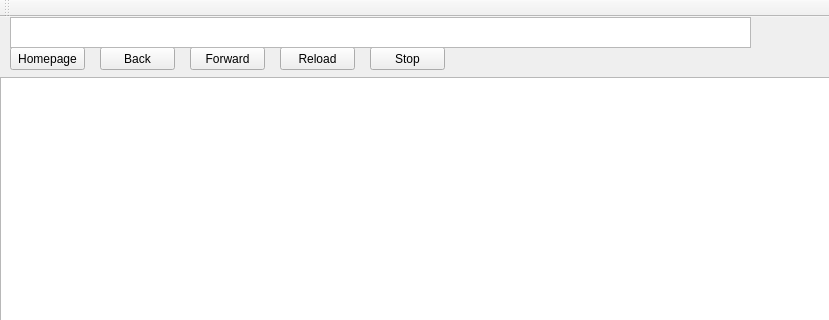
Before: the Qt Designer form mainWindow.ui in AlexeyKor/SmallBrowser, drawn with Qt 5; both pictures show x 0 to 829 and y 0 to 320 of the 829 by 586 pixel window.
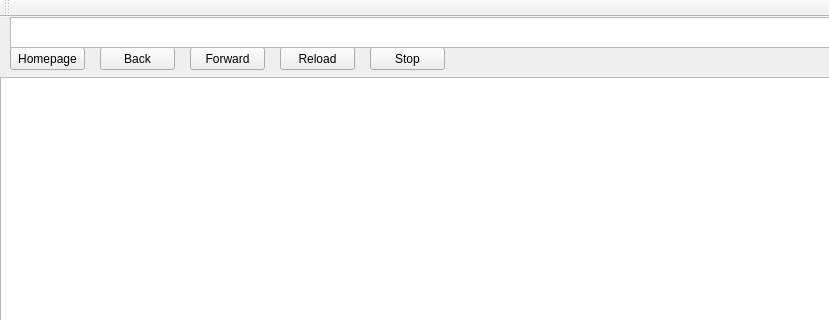
After: the same form once the commit is applied.

Patch:
```diff
--- a/mainWindow.ui
+++ b/mainWindow.ui
@@ -94,7 +94,7 @@
      <rect>
       <x>10</x>
       <y>0</y>
-      <width>741</width>
+      <width>821</width>
       <height>31</height>
      </rect>
     </property>
```
Left out of the diff: 2 changed lines with no effect on the pictures.
